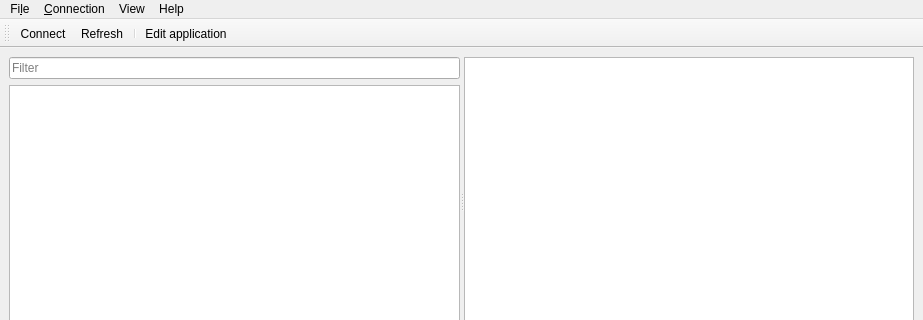
Old version of the form telepatmanager.ui in the repository ov1d1u/telepatmanager; both pictures show x 0 to 923 and y 0 to 320 of the 923 by 630 pixel window.
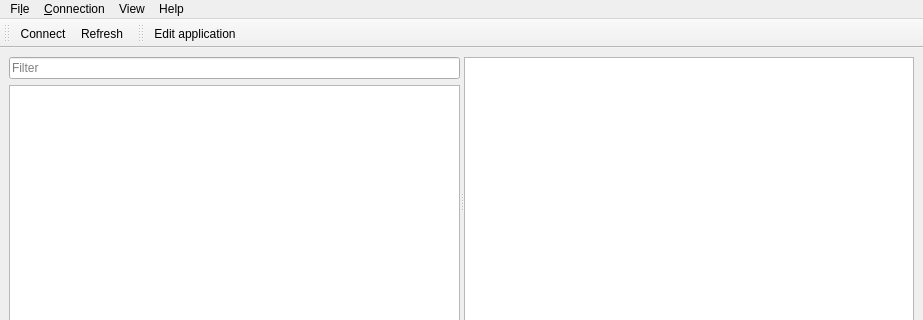
New version of the form. Icons and pictures are not drawn. Custom widgets are drawn as their Qt base class.

```diff
--- a/telepatmanager.ui
+++ b/telepatmanager.ui
@@ -174,7 +174,17 @@
    </attribute>
    <addaction name="actionConnect"/>
    <addaction name="actionRefresh"/>
-   <addaction name="separator"/>
+  </widget>
+  <widget class="QToolBar" name="applicationToolbar">
+   <property name="windowTitle">
+    <string>toolBar_2</string>
+   </property>
+   <attribute name="toolBarArea">
+    <enum>TopToolBarArea</enum>
+   </attribute>
+   <attribute name="toolBarBreak">
+    <bool>false</bool>
+   </attribute>
    <addaction name="actionEditApp"/>
   </widget>
   <action name="actionQuit">
```
Left out of the diff: 2 changed lines with no effect on the pictures.
